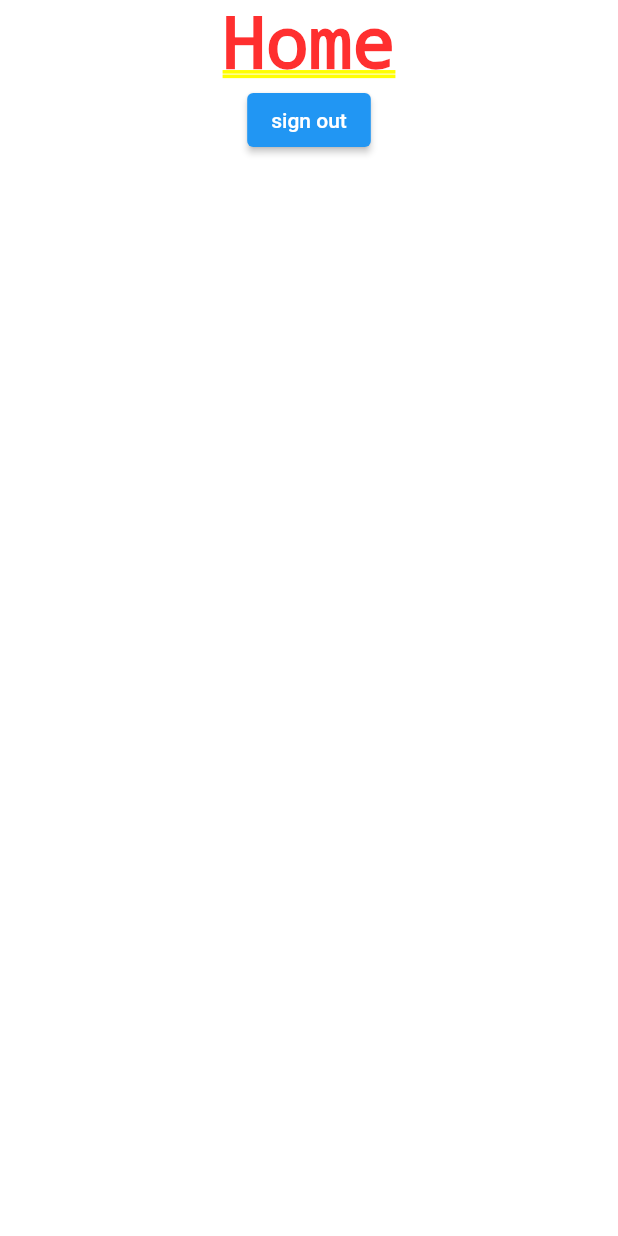
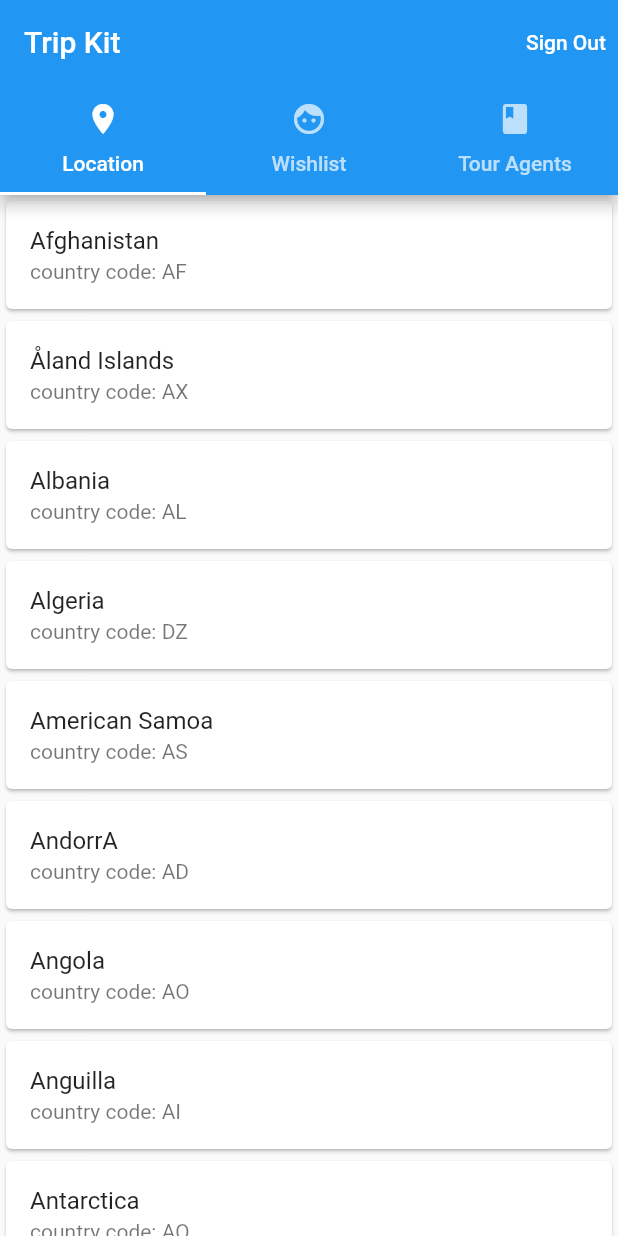
Before and after one commit to aashish2604/TripKit, a Flutter app: the screen it shows once a user with an empty profile is signed in, on a phone screen of 412 x 824 dp. Run offline on Flutter 3.47's test engine with Material 2 defaults, Android fonts, the phone set to English and light mode, and no system bars; our stand-ins replace cloud_firestore, firebase_auth, firebase_core; accounts and stored records are empty.

Commit message:
Made tabs and list of locations, travel agents and planner page.

```diff
--- /dev/null
+++ b/lib/model/countryList_model.dart
@@ -0,0 +1,10 @@
+class CountryListModel{
+  final String name;
+  final String code;
+
+  const CountryListModel({required this.name,required this.code});
+
+  static CountryListModel fromJson(json) => CountryListModel(
+      name: json['name'],
+      code: json['code']);
+}
--- a/lib/screen/authenticate/user_info.dart
+++ b/lib/screen/authenticate/user_info.dart
@@ -1,5 +1,6 @@
 import 'package:flutter/material.dart';
 import 'package:trip_kit/services/auth.dart';
+import 'package:trip_kit/services/database.dart';
 
 class UserInfo extends StatefulWidget {
   final String email;
@@ -170,6 +171,7 @@ class _UserInfoState extends State<UserInfo> {
                           if (_formKey.currentState!.validate()) {
                             if (date!='Date of Birth' && selectedValue!=null) {
                               await AuthService().registerWithEmailAndPassword(widget.email, widget.password, _name!, _phoneNumber!);
+                              await Database().createInitialData(_phoneNumber!, _country!,date!, selectedValue!, _name!, _state!);
                               Navigator.pop(context,true);
                             }
                             else
--- a/lib/screen/home/home_screen.dart
+++ b/lib/screen/home/home_screen.dart
@@ -1,4 +1,7 @@
 import 'package:flutter/material.dart';
+import 'package:trip_kit/screen/home/location.dart';
+import 'package:trip_kit/screen/home/organiser.dart';
+import 'package:trip_kit/screen/home/travel_agent_list.dart';
 import 'package:trip_kit/services/auth.dart';
 
 class Home extends StatefulWidget {
@@ -11,18 +14,31 @@ class Home extends StatefulWidget {
 class _HomeState extends State<Home> {
   @override
   Widget build(BuildContext context) {
-    return Container(
-      child: SafeArea(
-        child: Column(
-          children: [
-            Text('Home'),
-            ElevatedButton(
-                onPressed: (){
-                  AuthService().signOut();
-                },
-                child: Text('sign out'))
+    return DefaultTabController(
+      length: 3,
+      child: Scaffold(
+        appBar: AppBar(
+          title: Text('Trip Kit'),
+          actions: [
+            TextButton(onPressed: () => AuthService().signOut(),
+                child: Text('Sign Out',style: TextStyle(color: Colors.white),)
+            )
           ],
+          bottom: TabBar(
+            tabs: [
+              Tab(text: 'Location',icon: Icon(Icons.location_on),),
+              Tab(text: 'Wishlist',icon: Icon(Icons.face),),
+              Tab(text: 'Tour Agents',icon: Icon(Icons.book),),
+            ],
+          ),
         ),
+        body: TabBarView(
+            children: [
+              Location(),
+              Text('Wish List'),
+              TravelList(),
+            ]
+        )
       ),
     );
   }
--- /dev/null
+++ b/lib/screen/home/location.dart
@@ -0,0 +1,48 @@
+import 'package:flutter/material.dart';
+import 'package:trip_kit/model/countryList_model.dart';
+import 'package:trip_kit/services/countryList_api.dart';
+
+class Location extends StatefulWidget {
+  const Location({Key? key}) : super(key: key);
+
+  @override
+  _LocationState createState() => _LocationState();
+}
+
+class _LocationState extends State<Location> {
+  @override
+  Widget build(BuildContext context) {
+    return Container(
+      child: FutureBuilder<List<CountryListModel>>(
+        future: CountryListApi.getCountryApi(context),
+        builder: (context,snapshot){
+          final countries = snapshot.data;
+          if(snapshot.connectionState == ConnectionState.waiting)
+            return(Center(child: CircularProgressIndicator(),));
+          else if(snapshot.hasError){
+            print(snapshot.error);
+            return(Center(child: Text('Some error occurred'),));
+          }
+          else
+            return buildCountryList(countries!);
+
+        },
+
+      ),
+    );
+  }
+
+  Widget buildCountryList(List<CountryListModel> countries) => ListView.builder(
+      itemCount: countries.length,
+      itemBuilder: (context,index){
+        final country = countries[index];
+        return Card(
+          child: ListTile(
+            title: Text(country.name),
+            subtitle: Text('country code: ${country.code}'),
+          ),
+        );
+      }
+  );
+
+}
--- a/lib/services/auth.dart
+++ b/lib/services/auth.dart
@@ -39,8 +39,4 @@ class AuthService{
   Future signOut()async{
     await _auth.signOut();
   }
-
-
-
-
 }
--- /dev/null
+++ b/lib/services/countryList_api.dart
@@ -0,0 +1,15 @@
+import 'dart:convert';
+
+import 'package:trip_kit/model/countryList_model.dart';
+import 'package:flutter/material.dart';
+
+class CountryListApi {
+
+  static Future<List<CountryListModel>> getCountryApi(BuildContext context) async{
+      final assetBundle = DefaultAssetBundle.of(context);
+      final data = await assetBundle.loadString('assets/Country-name.json');
+      final body = json.decode(data);
+      return body.map<CountryListModel>(CountryListModel.fromJson).toList();
+
+  }
+}
```
Also changed, not shown: assets/Country-name.json (added, +245 -0 lines), lib/screen/home/organiser.dart (added, +111 -0 lines), lib/screen/home/travel_agent_list.dart (added, +90 -0 lines), lib/services/chat.dart (added, +78 -0 lines), lib/services/database.dart (+38 -0 lines), pubspec.yaml (+7 -9 lines), assets/fonts/DancingScript.ttf (added), lib/api/firebaseApi.dart (added), lib/screen/home/wishlist.dart (added).
